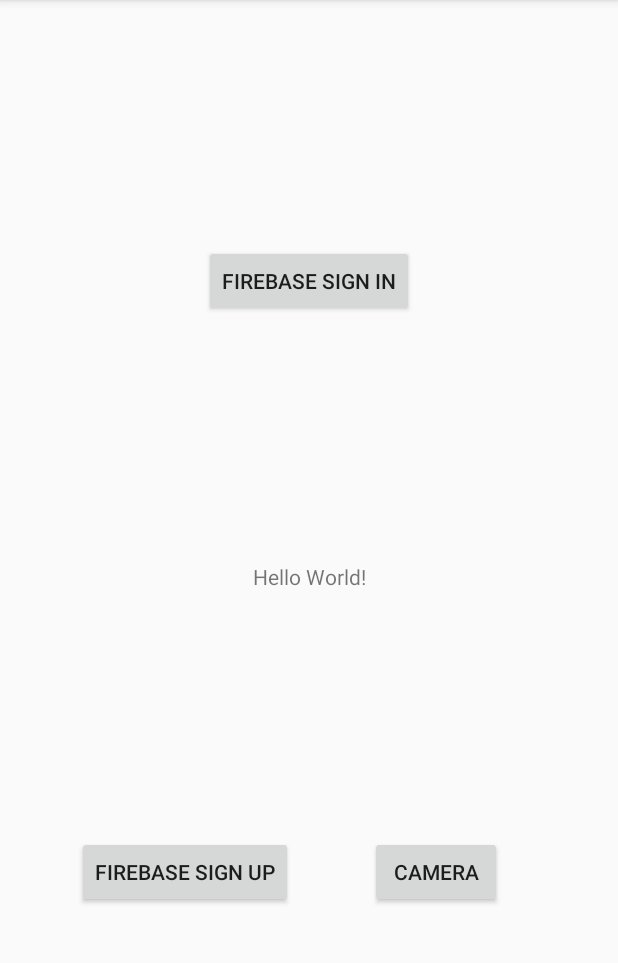
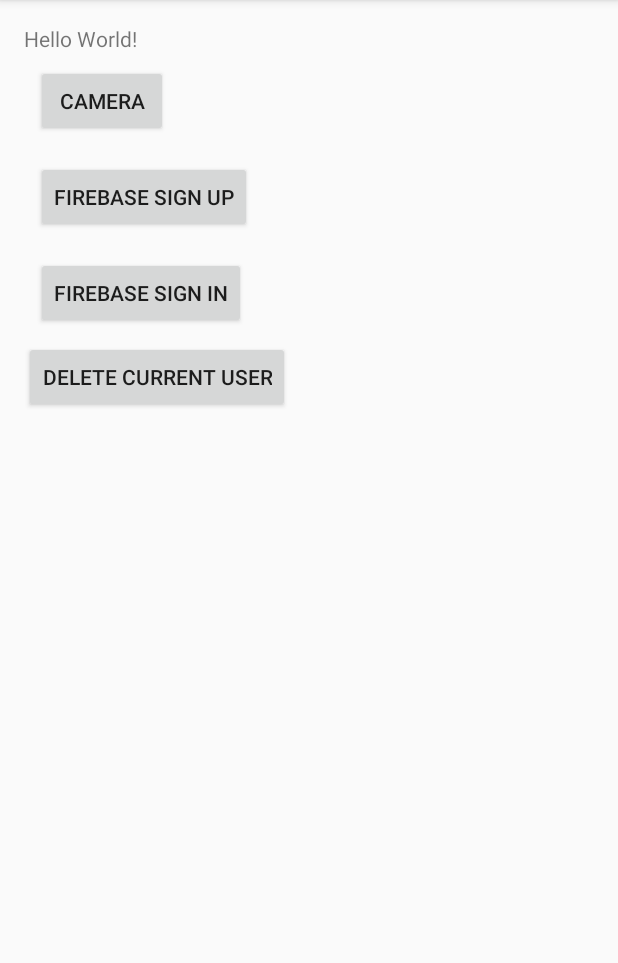
Before and after one commit to alvarezaaronAI/Receipt_ADV_App, an Android app: the screen it shows after launch (HomeActivity), on a phone screen of 412 x 824 dp, the part 84-1047 px from its top. Run offline under Robolectric (Android 15) with nearby library versions, the phone set to English and light mode, and no system bars; our stand-ins replace Firebase (no records; nobody signed in at launch, a user with empty details on screens opened directly).

Commit message:
added new methods to modify users database and authentication

```diff
--- a/app/src/main/res/layout/activity_home.xml
+++ b/app/src/main/res/layout/activity_home.xml
@@ -1,13 +1,16 @@
 <?xml version="1.0" encoding="utf-8"?>
-<android.support.constraint.ConstraintLayout xmlns:android="http://schemas.android.com/apk/res/android"
+<LinearLayout xmlns:android="http://schemas.android.com/apk/res/android"
     xmlns:app="http://schemas.android.com/apk/res-auto"
     xmlns:tools="http://schemas.android.com/tools"
     android:layout_width="match_parent"
     android:layout_height="match_parent"
-    tools:context=".HomeActivity">
+    tools:context=".HomeActivity"
+    android:orientation="vertical"
+    android:padding="16dp"
+    >
 
     <TextView
-        android:id="@+id/textView2"
+        android:id="@+id/tv_hello_world"
         android:layout_width="wrap_content"
         android:layout_height="wrap_content"
         android:text="Hello World!"
@@ -27,8 +30,6 @@
         android:text="@string/camera"
         app:layout_constraintBottom_toBottomOf="parent"
         app:layout_constraintEnd_toEndOf="parent"
-        app:layout_constraintStart_toStartOf="@+id/textView2"
-        app:layout_constraintTop_toBottomOf="@+id/textView2"
         android:onClick="camera_button"
         />
 
@@ -44,8 +45,7 @@
         android:text="Firebase Sign Up"
         app:layout_constraintBottom_toBottomOf="parent"
         app:layout_constraintEnd_toStartOf="@+id/camera_button"
-        app:layout_constraintStart_toStartOf="parent"
-        app:layout_constraintTop_toBottomOf="@+id/textView2" />
+        app:layout_constraintStart_toStartOf="parent" />
 
     <Button
         android:layout_width="wrap_content"
@@ -55,10 +55,16 @@
         android:layout_marginTop="8dp"
         android:layout_marginEnd="8dp"
         android:layout_marginBottom="8dp"
-        app:layout_constraintBottom_toTopOf="@+id/textView2"
         app:layout_constraintEnd_toEndOf="parent"
         app:layout_constraintStart_toStartOf="parent"
         app:layout_constraintTop_toTopOf="parent"
         android:onClick="sign_In_Home_Handler"/>
+    <Button
+        android:layout_width="wrap_content"
+        android:layout_height="wrap_content"
+        android:id="@+id/bt_firebase_database_delete_user"
+        android:text="Delete Current User"
+        android:onClick="firebase_database_delete_user_Handler"
+        />
 
-</android.support.constraint.ConstraintLayout>
+</LinearLayout>
```
Also changed, not shown: app/src/main/java/alphag/com/receipts/Auth_Sign_In.java (+7 -1 lines), app/src/main/java/alphag/com/receipts/Auth_Sign_Up.java (+7 -14 lines), app/src/main/java/alphag/com/receipts/HomeActivity.java (+18 -0 lines), app/src/main/java/alphag/com/receipts/UserHome.java (+30 -1 lines), app/src/main/java/alphag/com/receipts/Utils/FireBaseDataBaseUtils.java (added, +181 -0 lines), app/src/main/java/alphag/com/receipts/Utils/FirebaseAuthenticationUtils.java (added, +27 -0 lines), app/src/main/java/alphag/com/receipts/Utils/FirebaseDataBaseUtils.java (deleted, +0 -76 lines), app/src/main/java/alphag/com/receipts/Utils/FirebaseUsersUtils.java (deleted, +0 -39 lines), app/src/main/res/layout/activity_user_home.xml (+8 -0 lines), app/src/main/res/values/strings.xml (+9 -0 lines).
